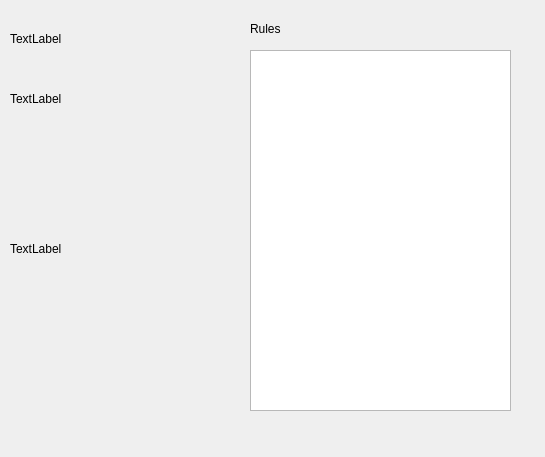
lfroms/cuacs, file app/Components/ACM/MatchDetailsModal.ui: the form before one commit.
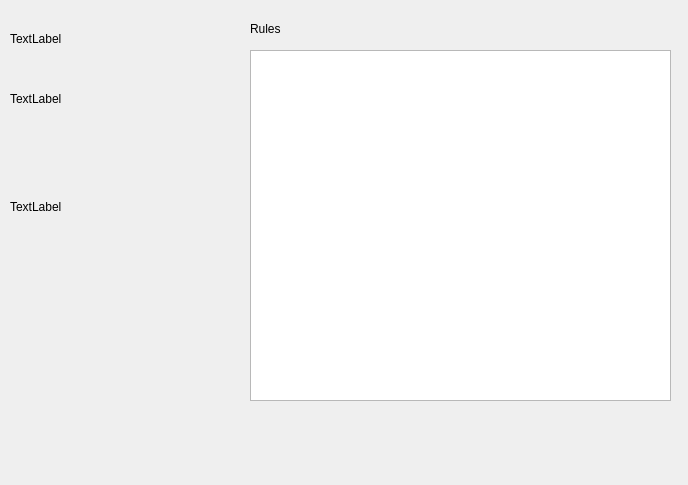
The form after the commit.

Commit message: get modal working and start the rationale writeup

```diff
--- a/app/Components/ACM/MatchDetailsModal.ui
+++ b/app/Components/ACM/MatchDetailsModal.ui
@@ -6,8 +6,8 @@
    <rect>
     <x>0</x>
     <y>0</y>
-    <width>545</width>
-    <height>457</height>
+    <width>688</width>
+    <height>485</height>
    </rect>
   </property>
   <property name="windowTitle">
@@ -18,8 +18,8 @@
     <rect>
      <x>250</x>
      <y>50</y>
-     <width>261</width>
-     <height>361</height>
+     <width>421</width>
+     <height>351</height>
     </rect>
    </property>
   </widget>
@@ -41,7 +41,7 @@
     <rect>
      <x>10</x>
      <y>30</y>
-     <width>67</width>
+     <width>171</width>
      <height>17</height>
     </rect>
    </property>
@@ -54,7 +54,7 @@
     <rect>
      <x>10</x>
      <y>90</y>
-     <width>67</width>
+     <width>181</width>
      <height>17</height>
     </rect>
    </property>
@@ -66,14 +66,20 @@
    <property name="geometry">
     <rect>
      <x>10</x>
-     <y>240</y>
-     <width>67</width>
-     <height>17</height>
+     <y>200</y>
+     <width>221</width>
+     <height>201</height>
     </rect>
    </property>
    <property name="text">
     <string>TextLabel</string>
    </property>
+   <property name="alignment">
+    <set>Qt::AlignLeading|Qt::AlignLeft|Qt::AlignTop</set>
+   </property>
+   <property name="wordWrap">
+    <bool>true</bool>
+   </property>
   </widget>
  </widget>
  <resources/>
```
The commit also changes 3 other files.
